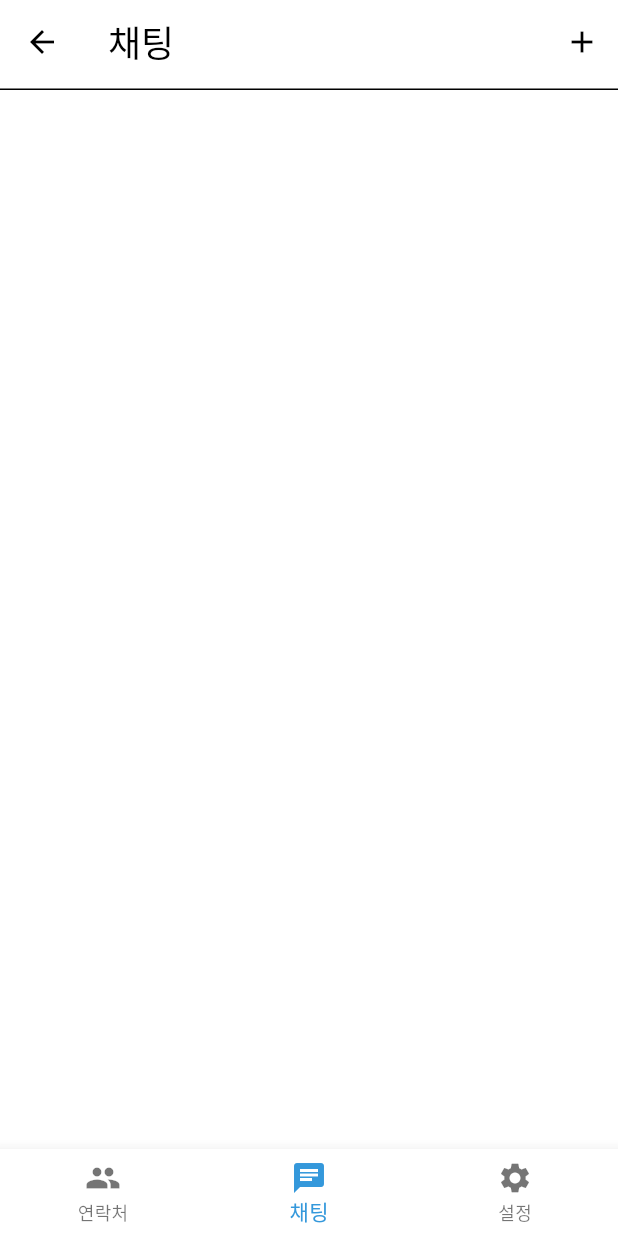
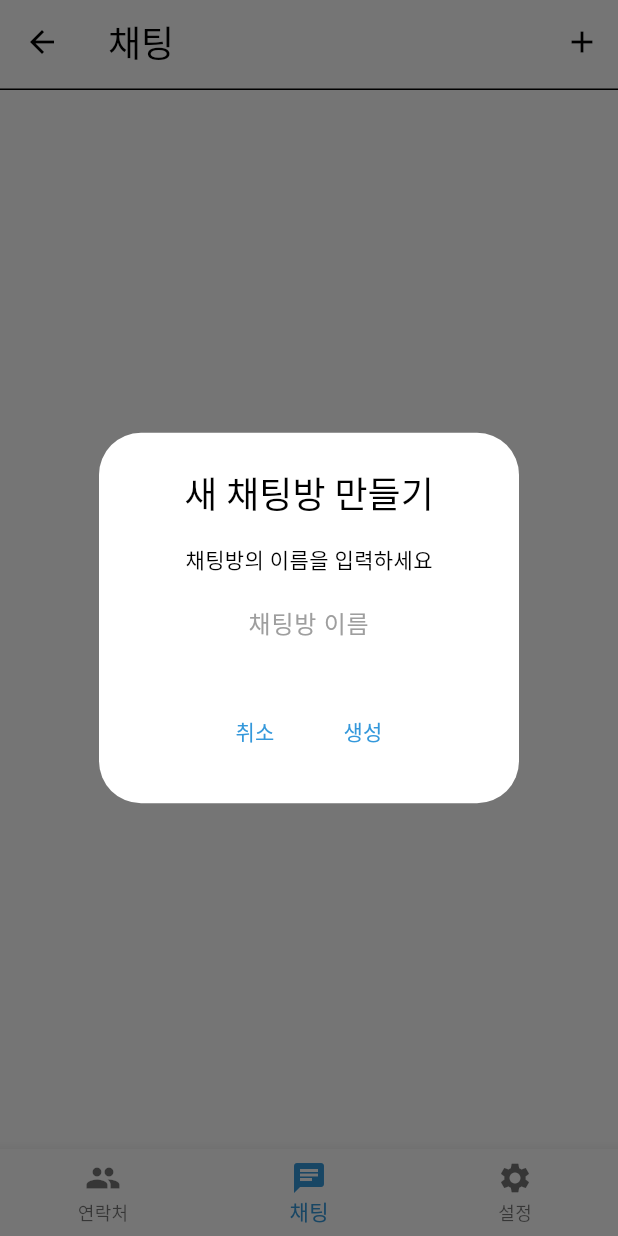
Before and after one commit to CSID-DGU/2024-02-CSC4004-3-1-FirstTeam, a Flutter app: the ChatAppMainPage screen opened by its route, item 2 of the bottom bar chosen, after a tap on the "add" icon, on a phone screen of 412 x 824 dp. Run offline on Flutter 3.47's test engine with Material 3 defaults, Android fonts, the light colour scheme and no system bars; our stand-ins replace cloud_firestore, firebase_auth, firebase_core; accounts and stored records are empty; network calls fail.

Commit message:
feat: 채팅방 생성 기능 추가

```diff
--- a/schedscope/lib/pages/chat/chat_room_list.dart
+++ b/schedscope/lib/pages/chat/chat_room_list.dart
@@ -57,7 +57,7 @@ class _ChatRoomListState extends State<ChatRoomList> {
   @override
   Widget build(BuildContext context) {
     return Container(
-      color: const Color(0x00ffffff), // 배경색 변경
+      color: const Color(0xffffffff), // 배경색 변경
       padding: const EdgeInsets.all(10),
       child: ListView.builder(
         itemCount: chatRooms.length,
--- /dev/null
+++ b/schedscope/lib/pages/chat/create_room_dialog.dart
@@ -0,0 +1,81 @@
+// create_room_dialog.dart
+import 'package:flutter/material.dart';
+import 'package:cloud_firestore/cloud_firestore.dart';
+import 'package:firebase_auth/firebase_auth.dart';
+
+Future<void> showCreateRoomDialog(BuildContext context) async {
+  final TextEditingController roomNameController = TextEditingController();
+
+  return showDialog<void>(
+    context: context,
+    barrierDismissible: false, // 다이얼로그 바깥을 터치해도 닫히지 않음
+    builder: (BuildContext context) {
+      return AlertDialog(
+        title: const Center(child: Text('새 채팅방 만들기')),
+        content: SingleChildScrollView(
+          child: Center(
+            child: ListBody(
+              children: <Widget>[
+                const Center(child: Text('채팅방의 이름을 입력하세요')),
+                const SizedBox(height: 8), // 위젯 사이의 간격
+                TextField(
+                  controller: roomNameController,
+                  decoration: const InputDecoration(
+                    hintText: '채팅방 이름',
+                    hintStyle:
+                        TextStyle(color: Colors.grey), // hintText 색상 연하게 설정
+                  ),
+                  textAlign: TextAlign.center, // 텍스트 필드 내용 가운데 정렬
+                ),
+              ],
+            ),
+          ),
+        ),
+        actions: <Widget>[
+          Row(
+            mainAxisAlignment: MainAxisAlignment.center,
+            children: [
+              TextButton(
+                child: const Text('취소'),
+                onPressed: () {
+                  Navigator.of(context).pop();
+                },
+              ),
+              const SizedBox(width: 8), // 버튼 사이의 간격
+              TextButton(
+                child: const Text('생성'),
+                onPressed: () async {
+                  final String roomName = roomNameController.text;
+                  if (roomName.isNotEmpty) {
+                    await _createChatRoom(roomName);
+                    Navigator.of(context).pop();
+                  }
+                },
+              ),
+            ],
+          ),
+        ],
+      );
+    },
+  );
+}
+
+Future<void> _createChatRoom(String roomName) async {
+  final FirebaseAuth auth = FirebaseAuth.instance;
+  final FirebaseFirestore firestore = FirebaseFirestore.instance;
+  final user = auth.currentUser;
+
+  if (user != null) {
+    final newRoomRef = firestore.collection('ChatRoom').doc();
+    await newRoomRef.set({
+      'room_name': roomName,
+      'participants': 1,
+      'created_at': FieldValue.serverTimestamp(),
+    });
+
+    final roomMemberRef = firestore.collection('RoomMember').doc(user.uid);
+    await roomMemberRef.set({
+      'room_id_list': FieldValue.arrayUnion([newRoomRef.id]),
+    }, SetOptions(merge: true));
+  }
+}
--- a/schedscope/lib/pages/home.dart
+++ b/schedscope/lib/pages/home.dart
@@ -1,6 +1,7 @@
 import 'package:flutter/material.dart';
 import 'package:schedscope/pages/chat/chat_room_list.dart';
 import 'setting/setting_page.dart';
+import 'chat/create_room_dialog.dart';
 
 class ChatAppMainPage extends StatefulWidget {
   const ChatAppMainPage({super.key});
@@ -15,7 +16,7 @@ class _ChatAppMainPageState extends State<ChatAppMainPage> {
   static final List<Widget> _widgetOptions = <Widget>[
     const Text('친구 목록',
         style: TextStyle(fontSize: 35, fontWeight: FontWeight.bold)),
-    const Center(child: ChatRoomList()),
+    const Center(child: ChatRoomList()), // chat_room_list.dart와 연결
     const Center(child: SettingPage()), // setting_page.dart와 연결
   ];
 
@@ -54,8 +55,7 @@ class _ChatAppMainPageState extends State<ChatAppMainPage> {
                 IconButton(
                   icon: const Icon(Icons.add),
                   onPressed: () {
-                    // 방 만들기 아이콘 클릭 시 동작
-                    // 여기에 방 만들기 기능을 추가하세요.
+                    showCreateRoomDialog(context); // 방 만들기 다이얼로그 호출
                   },
                 ),
               ]
```
